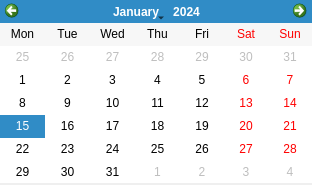
Manue14/Proyecto_interfaces, file templates/dlgCalendar.ui: the form before one commit.
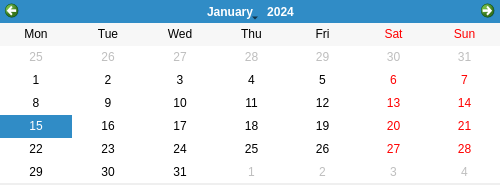
The form after the commit. Icons and pictures are not drawn.

Diff of the .ui file:
```diff
--- a/templates/dlgCalendar.ui
+++ b/templates/dlgCalendar.ui
@@ -9,19 +9,19 @@
    <rect>
     <x>0</x>
     <y>0</y>
-    <width>312</width>
+    <width>500</width>
     <height>185</height>
    </rect>
   </property>
   <property name="minimumSize">
    <size>
-    <width>312</width>
+    <width>500</width>
     <height>185</height>
    </size>
   </property>
   <property name="maximumSize">
    <size>
-    <width>312</width>
+    <width>500</width>
     <height>185</height>
    </size>
   </property>
@@ -40,19 +40,19 @@
     <rect>
      <x>0</x>
      <y>0</y>
-     <width>312</width>
+     <width>500</width>
      <height>183</height>
     </rect>
    </property>
    <property name="minimumSize">
     <size>
-     <width>312</width>
+     <width>500</width>
      <height>183</height>
     </size>
    </property>
    <property name="maximumSize">
     <size>
-     <width>312</width>
+     <width>500</width>
      <height>183</height>
     </size>
    </property>
```
